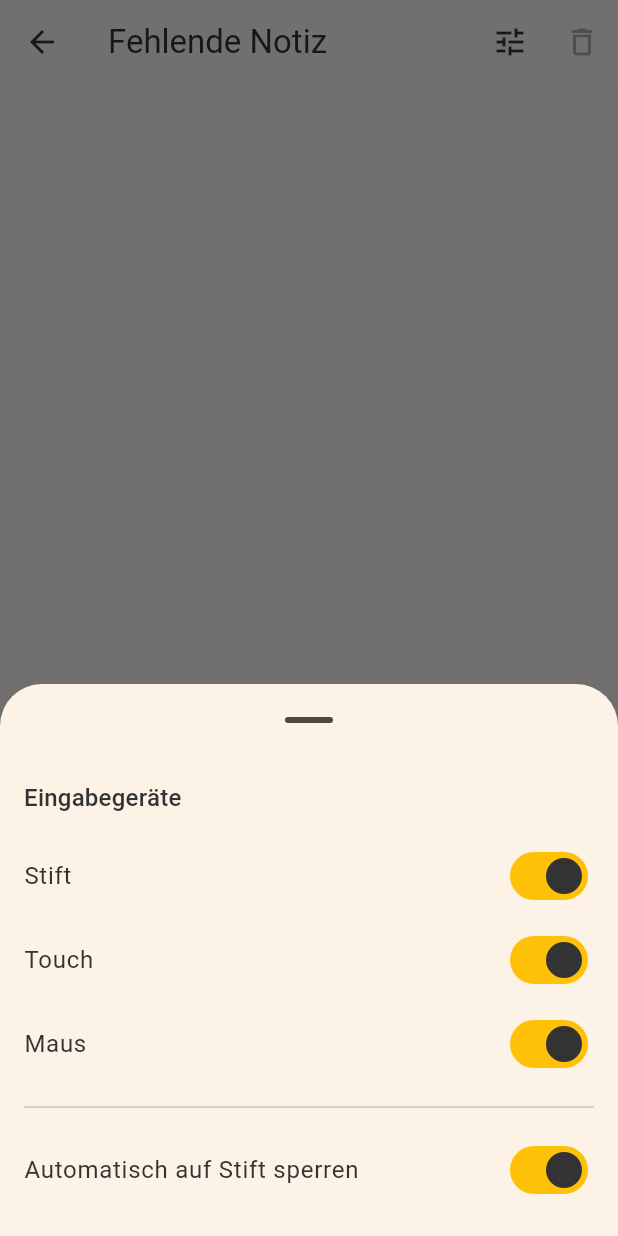
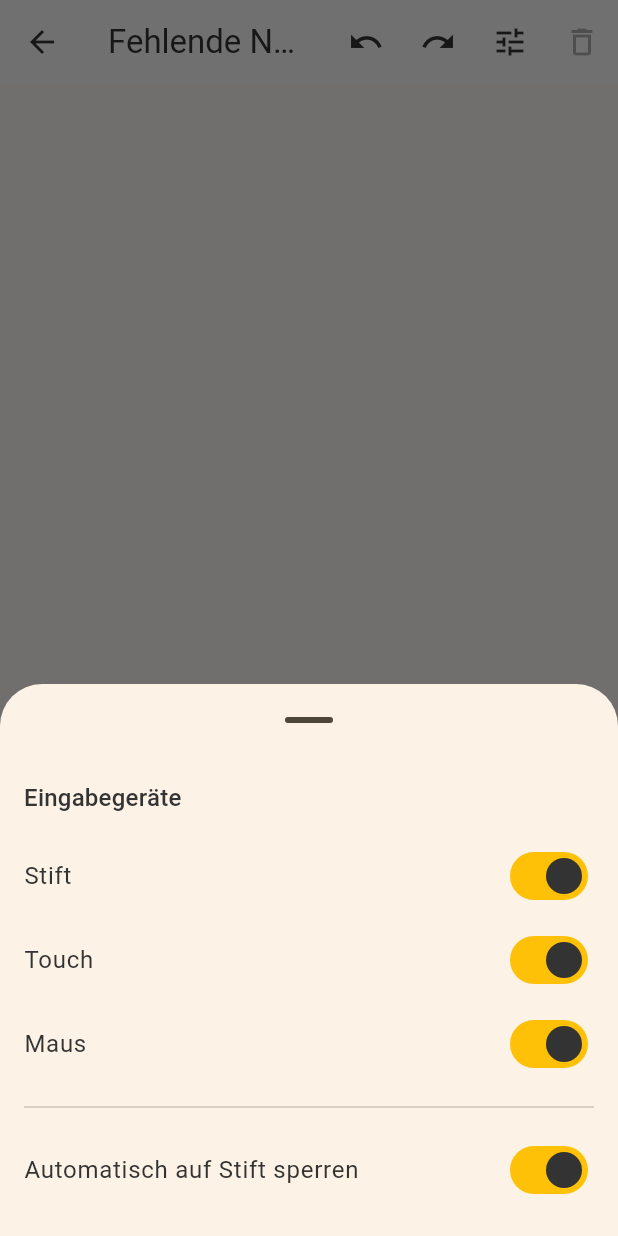
Before and after one commit to PepeDiedrich/Inkpadu, a Flutter app: the DrawingNotePage screen opened directly with empty values, after a tap on the "tune" icon, on a phone screen of 412 x 824 dp. Run offline on Flutter 3.47's test engine with Material 3 defaults, Android fonts, the phone set to English and light mode, and no system bars.

Commit message:
Füge Unterstützung für objektorientierte Datenstrukturen in der Zeichenfunktionalität hinzu: Ersetze Listen durch Klassen für Striche und Notizseiten. Implementiere Undo/Redo-Funktionalität und verbessere die Lesbarkeit des Codes. Aktualisiere Tests für die Home-Seite.

```diff
--- /dev/null
+++ b/lib/features/drawing/domain/drawing_point.dart
@@ -0,0 +1,26 @@
+import 'package:flutter/material.dart';
+
+/// Repräsentiert einen einzelnen Punkt in einem gezeichneten Strich.
+class DrawingPoint {
+  /// Erstellt einen neuen Zeichenpunkt.
+  DrawingPoint({required this.position, this.pressure = 0.5});
+
+  /// Die 2D-Position des Punktes auf der Zeichenfläche.
+  final Offset position;
+
+  /// Die Druckstärke des Stiftes bei diesem Punkt (typischerweise zwischen 0.0 und 1.0).
+  final double pressure;
+
+  /// Wandelt das Objekt in eine JSON-Map um.
+  Map<String, dynamic> toJson() => {
+    'x': position.dx,
+    'y': position.dy,
+    'p': pressure,
+  };
+
+  /// Erstellt ein [DrawingPoint]-Objekt aus einer JSON-Map.
+  factory DrawingPoint.fromJson(Map<String, dynamic> json) => DrawingPoint(
+    position: Offset(json['x'] as double, json['y'] as double),
+    pressure: json['p'] as double,
+  );
+}
--- /dev/null
+++ b/lib/features/drawing/domain/note_page.dart
@@ -0,0 +1,22 @@
+import 'package:ai_handwriting_app/features/drawing/domain/stroke.dart';
+
+/// Repräsentiert eine einzelne Notizenseite, die eine Sammlung von Strichen enthält.
+class NotePage {
+  /// Erstellt eine neue Notizenseite.
+  NotePage({required this.strokes});
+
+  /// Die Liste aller Striche auf dieser Seite.
+  final List<Stroke> strokes;
+
+  /// Wandelt das Objekt in eine JSON-Map um.
+  Map<String, dynamic> toJson() => {
+    'strokes': strokes.map((s) => s.toJson()).toList(),
+  };
+
+  /// Erstellt ein [NotePage]-Objekt aus einer JSON-Map.
+  factory NotePage.fromJson(Map<String, dynamic> json) => NotePage(
+    strokes: (json['strokes'] as List)
+        .map((s) => Stroke.fromJson(s as Map<String, dynamic>))
+        .toList(),
+  );
+}
--- /dev/null
+++ b/lib/features/drawing/domain/stroke.dart
@@ -0,0 +1,43 @@
+import 'package:ai_handwriting_app/features/drawing/domain/drawing_point.dart';
+import 'package:flutter/material.dart';
+import 'package:uuid/uuid.dart';
+
+class Stroke {
+  // Einzigartige ID, um den Strich zweifelsfrei zu identifizieren
+  final String id;
+
+  // Die Liste der Punkte, aus denen der Strich besteht
+  final List<DrawingPoint> points;
+
+  // Eigenschaften des Strichs
+  final Color color;
+  final double baseWidth;
+  final bool isHighlighter; // Beispiel für ein weiteres Attribut
+
+  Stroke({
+    required this.points,
+    this.color = Colors.black,
+    this.baseWidth = 4.0,
+    this.isHighlighter = false,
+    String? id,
+  }) : id = id ?? Uuid().v4(); // Generiert eine zufällige, einzigartige ID
+
+  // Auch hier Methoden für die JSON-Serialisierung
+  Map<String, dynamic> toJson() => {
+    'id': id,
+    'points': points.map((p) => p.toJson()).toList(),
+    'color': color.toARGB32(),
+    'width': baseWidth,
+    'isHighlighter': isHighlighter,
+  };
+
+  factory Stroke.fromJson(Map<String, dynamic> json) => Stroke(
+    id: json['id'] as String,
+    points: (json['points'] as List)
+        .map((p) => DrawingPoint.fromJson(p as Map<String, dynamic>))
+        .toList(),
+    color: Color(json['color'] as int),
+    baseWidth: json['width'] as double,
+    isHighlighter: json['isHighlighter'] as bool,
+  );
+}
--- a/lib/features/drawing/presentation/drawing_painter.dart
+++ b/lib/features/drawing/presentation/drawing_painter.dart
@@ -1,57 +1,51 @@
+import 'package:ai_handwriting_app/features/drawing/domain/stroke.dart';
 import 'package:flutter/material.dart';
 
-/// CustomPainter der einfache handschriftliche Linien rendert.
+/// Ein [CustomPainter], der eine Liste von [Stroke]-Objekten auf eine Leinwand zeichnet.
 class DrawingPainter extends CustomPainter {
-  /// Erstellt einen DrawingPainter.
-  ///
-  /// [paths] enthält abgeschlossene Linien, [currentPath] die aktuell entstehende Linie.
-  DrawingPainter({
-    required this.paths,
-    required this.currentPath,
-    this.strokeColor = Colors.black,
-    this.strokeWidth = 4.0,
-  });
+  /// Erstellt einen neuen [DrawingPainter].
+  DrawingPainter({required this.strokes, this.currentStroke});
 
-  /// Abgeschlossene Pfade (jede Liste ist eine Linie aus Offsets).
-  /// Abgeschlossene Linien.
-  final List<List<Offset>> paths;
+  /// Alle abgeschlossenen Striche auf der Seite.
+  final List<Stroke> strokes;
 
-  /// Aktueller, noch nicht abgeschlossener Pfad.
-  /// Aktuelle, noch nicht abgeschlossene Linie.
-  final List<Offset> currentPath;
-
-  /// Linienfarbe.
-  /// Farbe der Linien.
-  final Color strokeColor;
-
-  /// Linienbreite.
-  /// Strichstärke der Linien.
-  final double strokeWidth;
+  /// Der aktuell gezeichnete, noch nicht abgeschlossene Strich.
+  final Stroke? currentStroke;
 
   @override
   void paint(Canvas canvas, Size size) {
+    for (final stroke in strokes) {
+      _drawStroke(canvas, stroke);
+    }
+    if (currentStroke != null) {
+      _drawStroke(canvas, currentStroke!);
+    }
+  }
+
+  void _drawStroke(Canvas canvas, Stroke stroke) {
     final paint = Paint()
-      ..color = strokeColor
+      ..color = stroke.isHighlighter
+          ? stroke.color.withAlpha((stroke.color.alpha * 0.5).round())
+          : stroke.color
       ..strokeCap = StrokeCap.round
-      ..strokeWidth = strokeWidth
       ..style = PaintingStyle.stroke;
 
-    void drawSegments(List<Offset> pts) {
-      for (var i = 0; i < pts.length - 1; i++) {
-        canvas.drawLine(pts[i], pts[i + 1], paint);
-      }
+    if (stroke.points.isEmpty) return;
+
+    for (var i = 0; i < stroke.points.length - 1; i++) {
+      final p1 = stroke.points[i];
+      final p2 = stroke.points[i + 1];
+
+      // Dynamische Strichstärke basierend auf Druck
+      final width = stroke.baseWidth * (p1.pressure + p2.pressure) / 2;
+      paint.strokeWidth = width;
+
+      canvas.drawLine(p1.position, p2.position, paint);
     }
-
-    for (final path in paths) {
-      if (path.length > 1) drawSegments(path);
-    }
-    if (currentPath.length > 1) drawSegments(currentPath);
   }
 
   @override
   bool shouldRepaint(covariant DrawingPainter oldDelegate) =>
-      oldDelegate.paths != paths ||
-      oldDelegate.currentPath != currentPath ||
-      oldDelegate.strokeColor != strokeColor ||
-      oldDelegate.strokeWidth != strokeWidth;
+      oldDelegate.strokes != strokes ||
+      oldDelegate.currentStroke != currentStroke;
 }
--- a/lib/features/home/presentation/home_page.dart
+++ b/lib/features/home/presentation/home_page.dart
@@ -42,9 +42,6 @@ class _HomePageState extends State<HomePage> {
               itemCount: notes.length,
               itemBuilder: (context, index) {
                 final n = notes[index];
-                final firstStrokePoints = n.strokes.isEmpty
-                    ? 0
-                    : n.strokes.first.length;
                 return Card(
                   elevation: 0,
                   margin: const EdgeInsets.symmetric(
@@ -57,7 +54,7 @@ class _HomePageState extends State<HomePage> {
                   child: ListTile(
                     title: Text(n.title),
                     subtitle: Text(
-                      '${n.strokes.length} Striche · $firstStrokePoints Punkte · ${_fmt(n.updatedAt)}',
+                      '${n.page.strokes.length} Striche · ${_fmt(n.updatedAt)}',
                     ),
                     onTap: () => _open(n.id),
                     trailing: const Icon(Icons.chevron_right),
--- a/lib/features/ink/application/ink_notes_scope.dart
+++ b/lib/features/ink/application/ink_notes_scope.dart
@@ -1,4 +1,5 @@
 import 'package:flutter/material.dart';
+import 'package:flutter/scheduler.dart';
 import 'package:ai_handwriting_app/features/ink/domain/ink_note.dart';
 
 /// Notifier verwaltet die in-memory Sammlung handschriftlicher Notizen.
@@ -13,36 +14,48 @@ class InkNotesController extends ChangeNotifier {
   InkNote createEmpty() {
     final note = InkNote.empty();
     _notes.insert(0, note);
-    notifyListeners();
+    _safelyNotifyListeners();
     return note;
   }
 
   /// Fügt eine Notiz ein oder aktualisiert sie anhand der ID.
+  /// Fügt eine neue Notiz hinzu oder aktualisiert eine bestehende.
   void upsert(InkNote note) {
     final idx = _notes.indexWhere((n) => n.id == note.id);
-    if (idx >= 0) {
+    if (idx == -1) {
+      _notes.add(note);
+    } else {
       _notes[idx] = note;
-    } else {
-      _notes.insert(0, note);
     }
-    notifyListeners();
+    _safelyNotifyListeners();
   }
 
   /// Löscht die Notiz mit passender [id].
   void delete(String id) {
     _notes.removeWhere((n) => n.id == id);
-    notifyListeners();
+    _safelyNotifyListeners();
+  }
+
+  void _safelyNotifyListeners() {
+    if (SchedulerBinding.instance.schedulerPhase ==
+        SchedulerPhase.persistentCallbacks) {
+      WidgetsBinding.instance.addPostFrameCallback((_) => notifyListeners());
+    } else {
+      notifyListeners();
+    }
   }
 }
 
 /// InheritedWidget für einfachen Zugriff im Widget-Tree.
 /// Inherited Scope für Zugriff auf [InkNotesController].
+/// Ein [InheritedNotifier] zum Verwalten des Zustands von handschriftlichen Notizen.
 class InkNotesScope extends InheritedNotifier<InkNotesController> {
+  /// Erstellt eine neue [InkNotesScope].
   const InkNotesScope({
     super.key,
     required InkNotesController controller,
-    required Widget child,
-  }) : super(notifier: controller, child: child);
+    required super.child,
+  }) : super(notifier: controller);
 
   /// Liefert den [InkNotesController] aus dem Kontext.
   static InkNotesController of(BuildContext context) {
--- a/lib/features/ink/domain/ink_note.dart
+++ b/lib/features/ink/domain/ink_note.dart
@@ -1,5 +1,5 @@
+import 'package:ai_handwriting_app/features/drawing/domain/note_page.dart';
 import 'package:flutter/foundation.dart';
-import 'package:flutter/painting.dart';
 
 /// Repräsentiert eine handschriftliche Notiz bestehend aus mehreren Strichen.
 @immutable
@@ -8,7 +8,7 @@ class InkNote {
     required this.id,
     required this.title,
     required this.updatedAt,
-    required this.strokes,
+    required this.page,
   });
 
   /// Eindeutige ID.
@@ -20,21 +20,17 @@ class InkNote {
   /// Zeitpunkt der letzten Änderung.
   final DateTime updatedAt;
 
-  /// Liste der Striche; ein Strich = Liste von Offsets.
-  /// Alle Striche dieser Notiz.
-  final List<List<Offset>> strokes;
+  /// Die Seite, die alle Zeichenelemente enthält.
+  final NotePage page;
 
   /// Kopie mit geänderten Feldern.
-  InkNote copyWith({
-    String? title,
-    DateTime? updatedAt,
-    List<List<Offset>>? strokes,
-  }) => InkNote(
-    id: id,
-    title: title ?? this.title,
-    updatedAt: updatedAt ?? this.updatedAt,
-    strokes: strokes ?? this.strokes,
-  );
+  InkNote copyWith({String? title, DateTime? updatedAt, NotePage? page}) =>
+      InkNote(
+        id: id,
+        title: title ?? this.title,
+        updatedAt: updatedAt ?? this.updatedAt,
+        page: page ?? this.page,
+      );
 
   /// Erzeugt eine leere neue Notiz mit generiertem Titel.
   factory InkNote.empty() {
@@ -43,7 +39,7 @@ class InkNote {
       id: now.microsecondsSinceEpoch.toString(),
       title: _autoTitle(now),
       updatedAt: now,
-      strokes: <List<Offset>>[],
+      page: NotePage(strokes: []),
     );
   }
 
--- a/lib/features/input/application/pointer_settings_scope.dart
+++ b/lib/features/input/application/pointer_settings_scope.dart
@@ -62,12 +62,14 @@ class PointerSettings extends ChangeNotifier {
 }
 
 /// Inherited Scope für globalen Zugriff auf [PointerSettings].
+/// Ein [InheritedNotifier] zum Verwalten des Zustands der Zeigereinstellungen.
 class PointerSettingsScope extends InheritedNotifier<PointerSettings> {
+  /// Erstellt eine neue [PointerSettingsScope].
   const PointerSettingsScope({
     super.key,
     required PointerSettings settings,
-    required Widget child,
-  }) : super(notifier: settings, child: child);
+    required super.child,
+  }) : super(notifier: settings);
 
   /// Liefert die [PointerSettings] Instanz aus dem Kontext.
   static PointerSettings of(BuildContext context) {
--- a/pubspec.yaml
+++ b/pubspec.yaml
@@ -34,6 +34,7 @@ dependencies:
   # The following adds the Cupertino Icons font to your application.
   # Use with the CupertinoIcons class for iOS style icons.
   cupertino_icons: ^1.0.8
+  uuid: ^3.0.7
 
 dev_dependencies:
   flutter_test:
```
Also changed, not shown: lib/features/ink/presentation/drawing_note_page.dart (+141 -34 lines), pubspec.lock, 2 other files.
